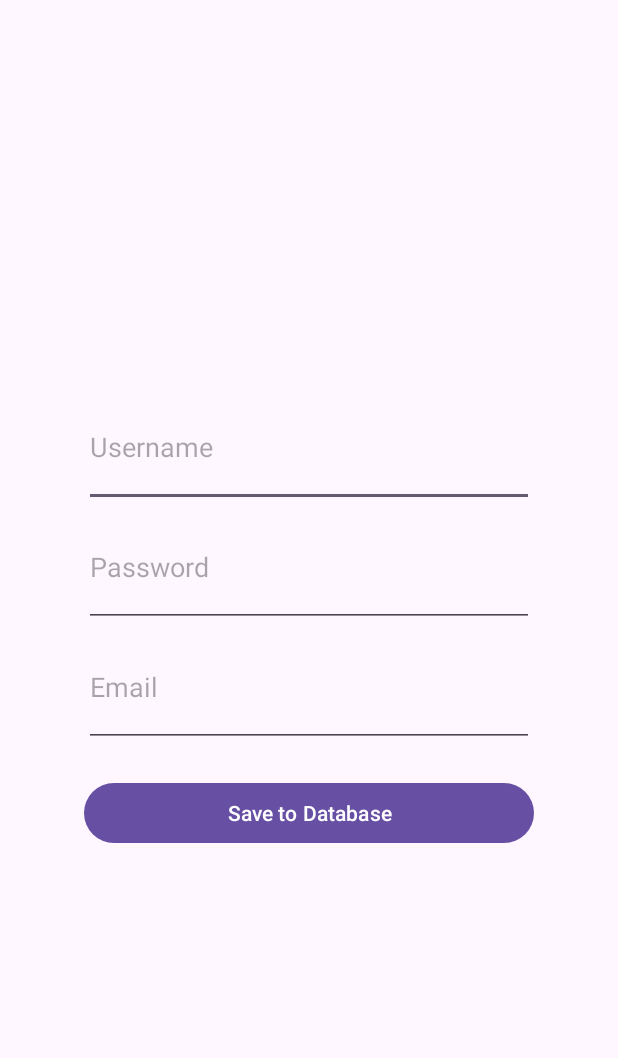
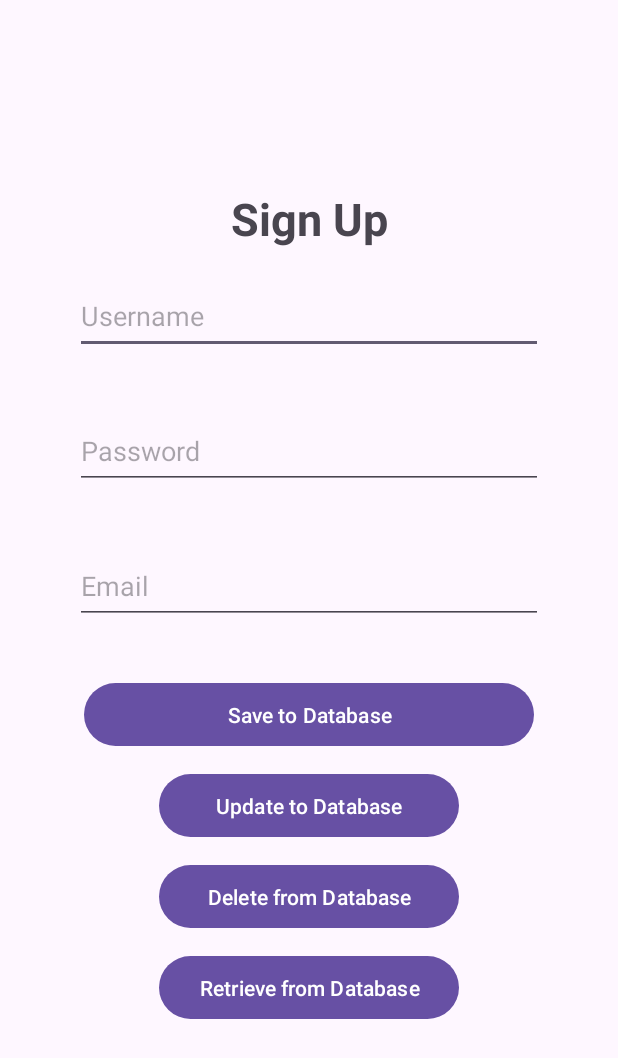
Before and after one commit to Rogenecarl/android_crud, an Android app: the screen it shows after launch (MainActivity), after a tap on "Save to Database", on a phone screen of 412 x 824 dp. Shown: the top 1058 px of the screen. Run offline under Robolectric (Android 15) with nearby library versions, the phone set to English and light mode, and no system bars; our stand-ins replace Volley; network calls fail.

Commit message:
first commit

```diff
--- a/app/src/main/java/com/example/signup/MainActivity.java
+++ b/app/src/main/java/com/example/signup/MainActivity.java
@@ -2,8 +2,8 @@ package com.example.signup;
 
 import androidx.appcompat.app.AppCompatActivity;
 
+import android.content.Intent;
 import android.os.Bundle;
-import android.view.PixelCopy;
 import android.view.View;
 import android.widget.Button;
 import android.widget.EditText;
@@ -15,6 +15,7 @@ import com.android.volley.Response;
 import com.android.volley.VolleyError;
 import com.android.volley.toolbox.StringRequest;
 import com.android.volley.toolbox.Volley;
+import com.google.android.material.internal.EdgeToEdgeUtils;
 
 import java.util.HashMap;
 import java.util.Map;
@@ -26,26 +27,44 @@ public class MainActivity extends AppCompatActivity {
         super.onCreate(savedInstanceState);
         setContentView(R.layout.activity_main);
 
-        EditText txt_username = findViewById(R.id.txt_username);
-        EditText txt_password = findViewById(R.id.txt_password);
+        EditText txt_uname = findViewById(R.id.txt_uname);
+        EditText txt_pword = findViewById(R.id.txt_pword);
         EditText txt_email = findViewById(R.id.txt_email);
         Button btn_save = findViewById(R.id.btn_save);
 
+        Button btn_toUpdate = findViewById(R.id.btn_toUpdate);
+        btn_toUpdate.setOnClickListener(new View.OnClickListener() {
+            @Override
+            public void onClick(View view) {
+                openUpdate();
+            }
+        });
+
+        Button btn_delete = findViewById(R.id.btn_delete);
+        btn_delete.setOnClickListener(new View.OnClickListener() {
+            @Override
+            public void onClick(View view) {
+                openDelete();
+            }
+        });
+
         btn_save.setOnClickListener(new View.OnClickListener() {
             @Override
-            public void onClick(View v) {
-                String username = txt_username.getText().toString();
-                String password = txt_password.getText().toString();
+            public void onClick(View view) {
+                String uname = txt_uname.getText().toString();
+                String pword = txt_pword.getText().toString();
                 String email = txt_email.getText().toString();
 
                 RequestQueue queue = Volley.newRequestQueue(getApplicationContext());
-                String url = "https://192.168.1.71/android_crud/create.php";
+                String url ="http://192.168.1.71/android_crud/create.php";
+                //local ip/folder name from htdocs/php create file
 
-                StringRequest stringRequest = new StringRequest(Request.Method.POST, url, new Response.Listener<String>() {
+                StringRequest stringRequest = new StringRequest(Request.Method.POST, url,
+                        new Response.Listener<String>() {
                             @Override
                             public void onResponse(String response) {
-                        if (response.equals("Success")) {
-                            Toast.makeText(MainActivity.this,"Data added", Toast.LENGTH_SHORT).show();
+                                if (response.equals("Success")){
+                                    Toast.makeText(MainActivity.this, "Data Added", Toast.LENGTH_SHORT).show();
                                 } else {
                                     Toast.makeText(MainActivity.this, "Data Failed to Add to Database", Toast.LENGTH_SHORT).show();
                                 }
@@ -53,13 +72,13 @@ public class MainActivity extends AppCompatActivity {
                         }, new Response.ErrorListener() {
                     @Override
                     public void onErrorResponse(VolleyError error) {
-                        Toast.makeText(MainActivity.this,error.toString(), Toast.LENGTH_SHORT).show();
+                        Toast.makeText(MainActivity.this, error.toString(), Toast.LENGTH_SHORT).show();
                     }
-                }) {
+                }){
                     protected Map<String, String> getParams(){
                         Map<String, String> paramV = new HashMap<>();
-                        paramV.put("username", username);
-                        paramV.put("password", password);
+                        paramV.put("uname", uname);
+                        paramV.put("pword", pword);
                         paramV.put("email", email);
                         return paramV;
                     }
@@ -68,4 +87,13 @@ public class MainActivity extends AppCompatActivity {
             }
         });
     }
+
+    public void openUpdate(){
+        Intent intent = new Intent(this, Update.class);
+        startActivity(intent);
     }
+    public void openDelete(){
+        Intent intent = new Intent(this, Delete.class);
+        startActivity(intent);
+    }
+}
--- a/app/src/main/res/layout/activity_main.xml
+++ b/app/src/main/res/layout/activity_main.xml
@@ -1,46 +1,93 @@
 <?xml version="1.0" encoding="utf-8"?>
-<LinearLayout xmlns:android="http://schemas.android.com/apk/res/android"
+<androidx.constraintlayout.widget.ConstraintLayout xmlns:android="http://schemas.android.com/apk/res/android"
     xmlns:app="http://schemas.android.com/apk/res-auto"
     xmlns:tools="http://schemas.android.com/tools"
     android:layout_width="match_parent"
     android:layout_height="match_parent"
+    tools:context=".MainActivity"
+    android:orientation="vertical">
+
+    <LinearLayout
+        android:layout_width="match_parent"
+        android:layout_height="wrap_content"
         android:orientation="vertical"
+        android:padding="30dp"
+        app:layout_constraintBottom_toBottomOf="parent"
+        app:layout_constraintEnd_toEndOf="parent"
+        app:layout_constraintTop_toTopOf="parent">
+
+        <TextView
+            android:layout_width="match_parent"
+            android:layout_height="wrap_content"
+            android:text="Sign Up"
             android:gravity="center"
-    tools:context=".MainActivity">
+            android:textSize="30sp"
+            android:textStyle="bold"/>
 
         <EditText
-        android:id="@+id/txt_username"
+            android:id="@+id/txt_uname"
+            android:layout_width="match_parent"
+            android:layout_height="50dp"
+            android:layout_margin="20dp"
             android:hint="Username"
-        android:layout_width="300dp"
-        android:layout_height="80dp"
-        android:ems="10"
-        android:inputType="textPersonName"/>
+            android:inputType="textPersonName" />
 
         <EditText
-        android:id="@+id/txt_password"
+            android:id="@+id/txt_pword"
+            android:layout_width="match_parent"
+            android:layout_height="50dp"
+            android:layout_margin="20dp"
             android:hint="Password"
-        android:layout_width="300dp"
-        android:layout_height="80dp"
-        android:ems="10"
-        android:inputType="textPersonName"/>
+            android:inputType="textPassword" />
 
         <EditText
             android:id="@+id/txt_email"
+            android:layout_width="match_parent"
+            android:layout_height="50dp"
+            android:layout_margin="20dp"
             android:hint="Email"
-        android:layout_width="300dp"
-        android:layout_height="80dp"
-        android:ems="10"
-        android:inputType="textPersonName"/>
+            android:inputType="textEmailAddress" />
+
+        <LinearLayout
+            android:layout_width="match_parent"
+            android:layout_height="wrap_content"
+            android:layout_margin="10dp"
+            android:orientation="vertical">
 
             <Button
                 android:id="@+id/btn_save"
                 android:layout_width="300dp"
-        android:layout_height="wrap_content"
-        android:text="Save to Database"
-        android:layout_marginTop="20dp">
+                android:layout_height="50dp"
+                android:layout_gravity="center"
+                android:layout_margin="5dp"
+                android:text="Save to Database" />
+            <Button
+                android:id="@+id/btn_toUpdate"
+                android:layout_width="200dp"
+                android:layout_height="50dp"
+                android:layout_gravity="center"
+                android:layout_margin="5dp"
+                android:text="Update to Database" />
+            <Button
+                android:id="@+id/btn_delete"
+                android:layout_width="200dp"
+                android:layout_height="50dp"
+                android:layout_gravity="center"
+                android:layout_margin="5dp"
+                android:text="Delete from Database" />
+            <Button
+                android:id="@+id/btn_Bretrieve"
+                android:layout_width="200dp"
+                android:layout_height="50dp"
+                android:layout_gravity="center"
+                android:layout_margin="5dp"
+                android:text="Retrieve from Database" />
 
-    </Button>
+        </LinearLayout>
 
 
 
     </LinearLayout>
+
+
+</androidx.constraintlayout.widget.ConstraintLayout>
```
Also changed, not shown: app/src/main/AndroidManifest.xml (+13 -3 lines), app/src/main/java/com/example/signup/Delete.java (added, +78 -0 lines), app/src/main/java/com/example/signup/Retrieve.java (added, +97 -0 lines), app/src/main/java/com/example/signup/Update.java (added, +91 -0 lines), app/src/main/res/layout/activity_delete.xml (added, +36 -0 lines), app/src/main/res/layout/activity_retrieve.xml (added, +58 -0 lines), app/src/main/res/layout/activity_update.xml (added, +58 -0 lines), 1 other file. Lines whose indentation alone changed are shown as unchanged.
